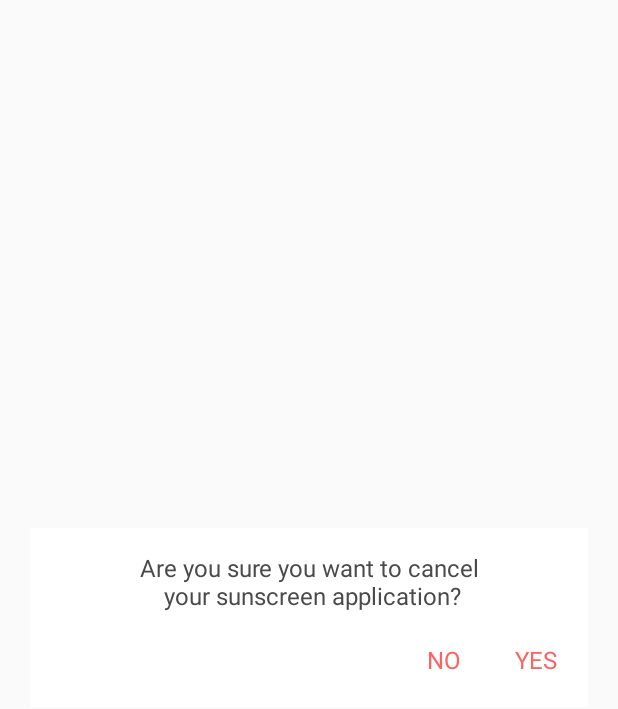
After one commit to SHADE-io/Shade-Android-UI, an Android app: the layout inflate_alert_dialog.xml on its own in the app's theme, with its tools: preview values and no code run, on a phone screen of 412 x 824 dp. The commit adds this screen. Shown: the top 709 px of the screen. Run offline under Robolectric (Android 15) with nearby library versions, the phone set to English and light mode, and no system bars.

```diff
--- /dev/null
+++ b/app/src/main/res/layout/inflate_alert_dialog.xml
@@ -0,0 +1,61 @@
+<?xml version="1.0" encoding="utf-8"?>
+<LinearLayout xmlns:android="http://schemas.android.com/apk/res/android"
+    xmlns:shade="http://schemas.android.com/apk/res-auto"
+    android:layout_width="match_parent"
+    android:layout_height="match_parent"
+    android:background="@android:color/transparent"
+    android:gravity="center"
+    android:orientation="vertical">
+
+
+    <LinearLayout
+        android:layout_width="match_parent"
+        android:layout_height="wrap_content"
+        android:layout_margin="@dimen/dp_twenty"
+        android:background="@color/md_white_1000"
+        android:orientation="vertical"
+        android:padding="@dimen/dp_fifteen">
+
+        <com.shades.shade.widgets.ShadeTextView
+            android:id="@+id/alert_dialog_message"
+            android:layout_width="match_parent"
+            android:layout_height="wrap_content"
+            android:gravity="center"
+            android:text="Are you sure you want to cancel\n your sunscreen application?"
+            android:textColor="@color/textColor"
+            android:textSize="@dimen/sp_mediumx"
+            shade:customFont="@string/roboto_regular" />
+
+        <LinearLayout
+            android:layout_width="match_parent"
+            android:layout_height="wrap_content"
+            android:layout_marginTop="@dimen/dp_fifteen"
+            android:gravity="right"
+            android:orientation="horizontal">
+
+            <com.shades.shade.widgets.ShadeTextView
+                android:id="@+id/alert_dialog_negetiveButton"
+                android:layout_width="wrap_content"
+                android:layout_height="wrap_content"
+                android:gravity="center"
+                android:padding="@dimen/dp_five"
+                android:text="NO"
+                android:textColor="#FB6463"
+                android:textSize="@dimen/sp_mediumx"
+                shade:customFont="@string/roboto_regular" />
+
+            <com.shades.shade.widgets.ShadeTextView
+                android:id="@+id/alert_dialog_positiveButton"
+                android:layout_width="wrap_content"
+                android:layout_height="wrap_content"
+                android:layout_marginLeft="@dimen/dp_twenttfive"
+                android:gravity="center"
+                android:padding="@dimen/dp_five"
+                android:text="YES"
+                android:textColor="#FB6463"
+                android:textSize="@dimen/sp_mediumx"
+                shade:customFont="@string/roboto_regular" />
+        </LinearLayout>
+
+    </LinearLayout>
+</LinearLayout>
--- a/app/src/main/res/values/strings.xml
+++ b/app/src/main/res/values/strings.xml
@@ -89,4 +89,10 @@
     <string name="frag_checkIn_edtFeelingHint">Anything bothering you today? Tap to type…</string>
     <string name="frag_checkIn_edtFeelingHintSuge">Edit as many times as you need to until midnight.</string>
 
+    <!-- Dialog Text -->
+
+    <string name="dialog_message_exit">Are you sure you want to cancel\n your sunscreen application?</string>
+    <string name="dialog_pButton_Yes">YES</string>
+    <string name="dialog_nButton_No">NO</string>
+
 </resources>
```
Also changed, not shown: app/src/main/java/com/shades/shade/activities/HomeActivity.java (+24 -2 lines), app/src/main/java/com/shades/shade/dialogs/DialogButtonClickListener.java (added, +11 -0 lines), app/src/main/java/com/shades/shade/dialogs/DialogInterface.java (added, +10 -0 lines), app/src/main/java/com/shades/shade/dialogs/ShadeAlertDialog.java (added, +86 -0 lines), app/src/main/java/com/shades/shade/fragments/FragmentDashboard.java (+11 -9 lines).
